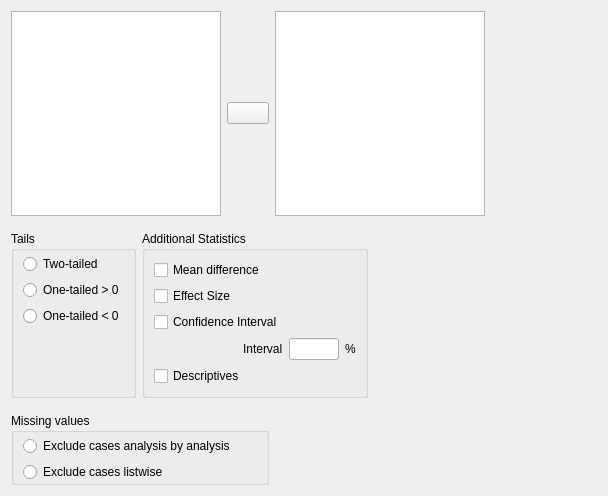
Qt form JASP-Desktop/analysisforms/ttestpairedsamplesform.ui (jasp-stats/jasp-desktop) before a commit.
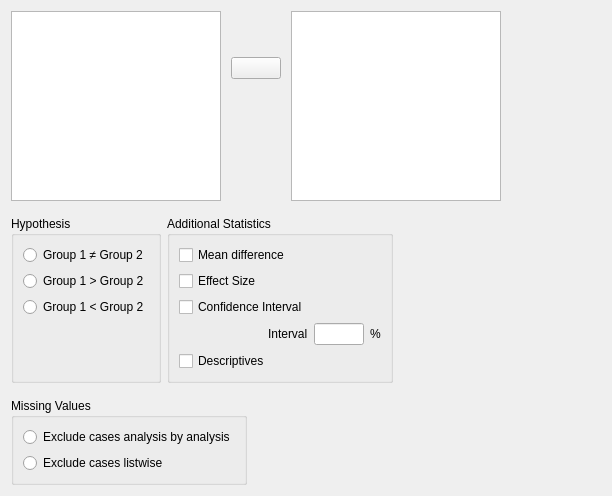
The same form after that commit. Custom widgets are drawn as their Qt base class.

Patch:
```diff
--- a/JASP-Desktop/analysisforms/ttestpairedsamplesform.ui
+++ b/JASP-Desktop/analysisforms/ttestpairedsamplesform.ui
@@ -6,7 +6,7 @@
    <rect>
     <x>0</x>
     <y>0</y>
-    <width>608</width>
+    <width>612</width>
     <height>496</height>
    </rect>
   </property>
@@ -14,116 +14,223 @@
    <string>Form</string>
   </property>
   <layout class="QGridLayout" name="gridLayout_7">
-   <item row="0" column="0">
-    <widget class="AvailableFieldsListView" name="availableFields">
-     <property name="maximumSize">
-      <size>
-       <width>210</width>
-       <height>16777215</height>
-      </size>
+   <item row="4" column="0">
+    <widget class="BoundGroupBox" name="missingValues">
+     <property name="title">
+      <string>Missing Values</string>
      </property>
-    </widget>
-   </item>
-   <item row="0" column="1">
-    <widget class="AssignButton" name="assignButton">
-     <property name="maximumSize">
-      <size>
-       <width>50</width>
-       <height>16777215</height>
-      </size>
+     <property name="flat">
+      <bool>true</bool>
      </property>
-     <property name="text">
-      <string/>
-     </property>
+     <layout class="QGridLayout" name="gridLayout_6">
+      <item row="0" column="0">
+       <widget class="QRadioButton" name="_1excludeAnalysisByAnalysis">
+        <property name="text">
+         <string>Exclude cases analysis by analysis</string>
+        </property>
+       </widget>
+      </item>
+      <item row="1" column="0">
+       <widget class="QRadioButton" name="_2excludeListwise">
+        <property name="text">
+         <string>Exclude cases listwise</string>
+        </property>
+       </widget>
+      </item>
+     </layout>
     </widget>
    </item>
-   <item row="0" column="2" colspan="2">
-    <widget class="BoundPairsTable" name="pairs">
-     <property name="maximumSize">
+   <item row="3" column="3" colspan="2">
+    <spacer name="horizontalSpacer">
+     <property name="orientation">
+      <enum>Qt::Horizontal</enum>
+     </property>
+     <property name="sizeHint" stdset="0">
       <size>
-       <width>210</width>
-       <height>16777215</height>
+       <width>272</width>
+       <height>20</height>
       </size>
      </property>
-    </widget>
+    </spacer>
    </item>
-   <item row="0" column="4" rowspan="2">
+   <item row="0" column="4" rowspan="3">
     <widget class="QWidget" name="widget" native="true">
      <property name="minimumSize">
       <size>
-       <width>80</width>
+       <width>90</width>
        <height>0</height>
       </size>
      </property>
     </widget>
    </item>
-   <item row="1" column="0" rowspan="2" colspan="3">
-    <widget class="QWidget" name="widget_3" native="true">
-     <layout class="QGridLayout" name="gridLayout_3">
+   <item row="0" column="0" colspan="4">
+    <widget class="QWidget" name="widget_2" native="true">
+     <layout class="QGridLayout" name="gridLayout">
       <property name="leftMargin">
        <number>0</number>
       </property>
-      <item row="0" column="0">
-       <widget class="QGroupBox" name="groupBox_8">
-        <property name="title">
-         <string>Tails</string>
+      <property name="topMargin">
+       <number>0</number>
+      </property>
+      <property name="rightMargin">
+       <number>0</number>
+      </property>
+      <property name="bottomMargin">
+       <number>0</number>
+      </property>
+      <item row="0" column="0" rowspan="2">
+       <widget class="AvailableFieldsListView" name="availableFields">
+        <property name="maximumSize">
+         <size>
+          <width>210</width>
+          <height>16777215</height>
+         </size>
         </property>
-        <property name="flat">
-         <bool>true</bool>
+       </widget>
+      </item>
+      <item row="0" column="2" rowspan="2">
+       <widget class="BoundPairsTable" name="pairs">
+        <property name="maximumSize">
+         <size>
+          <width>210</width>
+          <height>16777215</height>
+         </size>
         </property>
-        <layout class="QGridLayout" name="gridLayout">
+       </widget>
+      </item>
+      <item row="0" column="1" rowspan="2">
+       <widget class="QWidget" name="widget_5" native="true">
+        <layout class="QGridLayout" name="gridLayout_4">
          <property name="leftMargin">
           <number>0</number>
          </property>
-         <property name="topMargin">
-          <number>3</number>
-         </property>
          <property name="rightMargin">
           <number>0</number>
          </property>
-         <property name="bottomMargin">
-          <number>0</number>
-         </property>
+         <item row="2" column="0">
+          <spacer name="verticalSpacer_2">
+           <property name="orientation">
+            <enum>Qt::Vertical</enum>
+           </property>
+           <property name="sizeHint" stdset="0">
+            <size>
+             <width>20</width>
+             <height>40</height>
+            </size>
+           </property>
+          </spacer>
+         </item>
          <item row="0" column="0">
-          <widget class="BoundGroupBox" name="tails" native="true">
-           <layout class="QGridLayout" name="gridLayout_5">
-            <property name="topMargin">
-             <number>0</number>
-            </property>
-            <property name="bottomMargin">
-             <number>0</number>
-            </property>
-            <item row="2" column="0">
-             <widget class="QRadioButton" name="_3oneTailedLessThan">
-              <property name="text">
-               <string>One-tailed &lt; 0</string>
-              </property>
-             </widget>
-            </item>
-            <item row="1" column="0">
-             <widget class="QRadioButton" name="_2oneTailedGreaterThan">
-              <property name="text">
-               <string>One-tailed &gt; 0</string>
-              </property>
-             </widget>
-            </item>
-            <item row="0" column="0">
-             <widget class="QRadioButton" name="_1twoTailed">
-              <property name="text">
-               <string>Two-tailed</string>
-              </property>
-             </widget>
-            </item>
-           </layout>
+          <spacer name="verticalSpacer_4">
+           <property name="orientation">
+            <enum>Qt::Vertical</enum>
+           </property>
+           <property name="sizeHint" stdset="0">
+            <size>
+             <width>20</width>
+             <height>40</height>
+            </size>
+           </property>
+          </spacer>
+         </item>
+         <item row="4" column="0">
+          <spacer name="verticalSpacer_3">
+           <property name="orientation">
+            <enum>Qt::Vertical</enum>
+           </property>
+           <property name="sizeHint" stdset="0">
+            <size>
+             <width>20</width>
+             <height>40</height>
+            </size>
+           </property>
+          </spacer>
+         </item>
+         <item row="1" column="0">
+          <widget class="AssignButton" name="assignButton">
+           <property name="maximumSize">
+            <size>
+             <width>50</width>
+             <height>16777215</height>
+            </size>
+           </property>
+           <property name="text">
+            <string/>
+           </property>
           </widget>
          </item>
+         <item row="3" column="0">
+          <spacer name="verticalSpacer_5">
+           <property name="orientation">
+            <enum>Qt::Vertical</enum>
+           </property>
+           <property name="sizeHint" stdset="0">
+            <size>
+             <width>20</width>
+             <height>40</height>
+            </size>
+           </property>
+          </spacer>
+         </item>
+        </layout>
+       </widget>
+      </item>
+     </layout>
+    </widget>
+   </item>
+   <item row="1" column="0" rowspan="3" colspan="3">
+    <widget class="QWidget" name="widget_3" native="true">
+     <layout class="QGridLayout" name="gridLayout_3">
+      <property name="leftMargin">
+       <number>0</number>
+      </property>
+      <item row="0" column="0" rowspan="2">
+       <widget class="BoundGroupBox" name="hypothesis">
+        <property name="title">
+         <string>Hypothesis</string>
+        </property>
+        <property name="flat">
+         <bool>true</bool>
+        </property>
+        <layout class="QGridLayout" name="gridLayout_5">
          <item row="1" column="0">
-          <widget class="QWidget" name="widget_5" native="true"/>
+          <widget class="QRadioButton" name="_2groupOneGreater">
+           <property name="text">
+            <string>Group 1 &gt; Group 2</string>
+           </property>
+          </widget>
          </item>
+         <item row="2" column="0">
+          <widget class="QRadioButton" name="_3groupTwoGreater">
+           <property name="text">
+            <string>Group 1 &lt; Group 2</string>
+           </property>
+          </widget>
+         </item>
+         <item row="0" column="0">
+          <widget class="QRadioButton" name="_1notEqual">
+           <property name="text">
+            <string>Group 1 ≠ Group 2</string>
+           </property>
+          </widget>
+         </item>
+         <item row="3" column="0">
+          <spacer name="verticalSpacer">
+           <property name="orientation">
+            <enum>Qt::Vertical</enum>
+           </property>
+           <property name="sizeHint" stdset="0">
+            <size>
+             <width>20</width>
+             <height>40</height>
+            </size>
+           </property>
+          </spacer>
+         </item>
         </layout>
        </widget>
       </item>
-      <item row="0" column="1">
+      <item row="0" column="1" rowspan="2">
        <widget class="QGroupBox" name="groupBox_7">
         <property name="title">
          <string>Additional Statistics</string>
@@ -205,69 +312,6 @@
      </layout>
     </widget>
    </item>
-   <item row="2" column="3" colspan="2">
-    <spacer name="horizontalSpacer">
-     <property name="orientation">
-      <enum>Qt::Horizontal</enum>
-     </property>
-     <property name="sizeHint" stdset="0">
-      <size>
-       <width>272</width>
-       <height>20</height>
-      </size>
-     </property>
-    </spacer>
-   </item>
-   <item row="3" column="0" colspan="2">
-    <widget class="QGroupBox" name="groupBox_9">
-     <property name="title">
-      <string>Missing values</string>
-     </property>
-     <property name="flat">
-      <bool>true</bool>
-     </property>
-     <layout class="QGridLayout" name="gridLayout_4">
-      <property name="leftMargin">
-       <number>0</number>
-      </property>
-      <property name="topMargin">
-       <number>3</number>
-      </property>
-      <property name="rightMargin">
-       <number>0</number>
-      </property>
-      <property name="bottomMargin">
-       <number>0</number>
-      </property>
-      <item row="0" column="0">
-       <widget class="BoundGroupBox" name="missingValues" native="true">
-        <layout class="QGridLayout" name="gridLayout_6">
-         <property name="topMargin">
-          <number>0</number>
-         </property>
-         <property name="bottomMargin">
-          <number>0</number>
-         </property>
-         <item row="0" column="0">
-          <widget class="QRadioButton" name="_1excludeAnalysisByAnalysis">
-           <property name="text">
-            <string>Exclude cases analysis by analysis</string>
-           </property>
-          </widget>
-         </item>
-         <item row="1" column="0">
-          <widget class="QRadioButton" name="_2excludeListwise">
-           <property name="text">
-            <string>Exclude cases listwise</string>
-           </property>
-          </widget>
-         </item>
-        </layout>
-       </widget>
-      </item>
-     </layout>
-    </widget>
-   </item>
   </layout>
  </widget>
  <customwidgets>
@@ -291,17 +335,17 @@
    <extends>QLineEdit</extends>
    <header>widgets/boundtextbox.h</header>
   </customwidget>
-  <customwidget>
-   <class>BoundGroupBox</class>
-   <extends>QWidget</extends>
-   <header>widgets/boundgroupbox.h</header>
-   <container>1</container>
-  </customwidget>
   <customwidget>
    <class>BoundPairsTable</class>
    <extends>QTableView</extends>
    <header>widgets/boundpairstable.h</header>
   </customwidget>
+  <customwidget>
+   <class>BoundGroupBox</class>
+   <extends>QGroupBox</extends>
+   <header>widgets/boundgroupbox.h</header>
+   <container>1</container>
+  </customwidget>
  </customwidgets>
  <resources/>
  <connections/>
```
